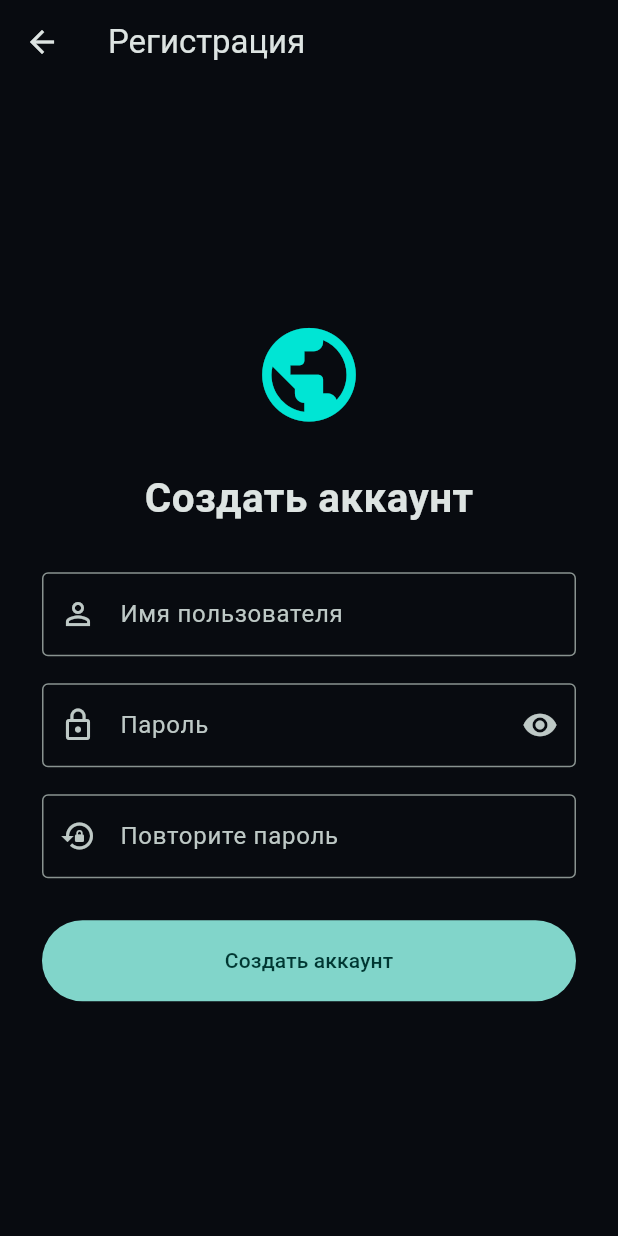
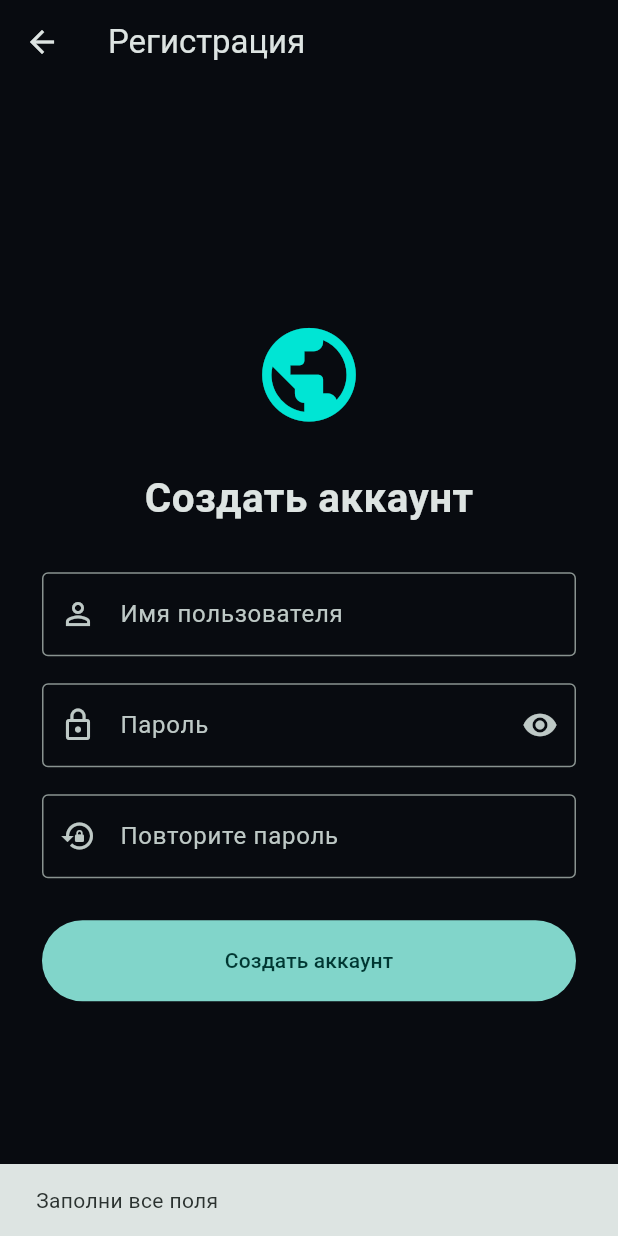
Before and after one commit to ramazandzanbekov974-blip/WORLD-MESSENGER, a Flutter app: the RegisterScreen screen opened directly, after a tap on "Создать аккаунт", on a phone screen of 412 x 824 dp. Run offline on Flutter 3.47's test engine with Material 3 defaults, Android fonts, the phone set to English and light mode, and no system bars; our stand-ins replace shared_preferences; accounts and stored records are empty.

Commit message:
Connect registration and login screens

```diff
--- a/app/lib/screens/register_screen.dart
+++ b/app/lib/screens/register_screen.dart
@@ -1,4 +1,5 @@
 import 'package:flutter/material.dart';
+import '../services/api_service.dart';
 
 class RegisterScreen extends StatefulWidget {
   const RegisterScreen({super.key});
@@ -13,6 +14,7 @@ class _RegisterScreenState extends State<RegisterScreen> {
   final confirmController = TextEditingController();
 
   bool hidePassword = true;
+  bool loading = false;
 
   @override
   void dispose() {
@@ -20,6 +22,75 @@ class _RegisterScreenState extends State<RegisterScreen> {
     passwordController.dispose();
     confirmController.dispose();
     super.dispose();
+  }
+
+  Future<void> register() async {
+    final username = usernameController.text.trim();
+    final password = passwordController.text;
+    final confirm = confirmController.text;
+
+    if (username.isEmpty || password.isEmpty || confirm.isEmpty) {
+      ScaffoldMessenger.of(context).showSnackBar(
+        const SnackBar(content: Text('Заполни все поля')),
+      );
+      return;
+    }
+
+    if (username.length < 3 || username.length > 24 ||
+        !RegExp(r'^[A-Za-z0-9_]+$').hasMatch(username)) {
+      ScaffoldMessenger.of(context).showSnackBar(
+        const SnackBar(
+          content: Text('Имя: 3–24 символа, только латинские буквы, цифры и _'),
+        ),
+      );
+      return;
+    }
+
+    if (password.length < 10) {
+      ScaffoldMessenger.of(context).showSnackBar(
+        const SnackBar(content: Text('Пароль должен содержать минимум 10 символов')),
+      );
+      return;
+    }
+
+    if (password != confirm) {
+      ScaffoldMessenger.of(context).showSnackBar(
+        const SnackBar(content: Text('Пароли не совпадают')),
+      );
+      return;
+    }
+
+    setState(() => loading = true);
+
+    try {
+      final data = await ApiService.register(username, password);
+
+      if (!mounted) return;
+
+      await showDialog<void>(
+        context: context,
+        builder: (dialogContext) => AlertDialog(
+          title: const Text('Аккаунт создан!'),
+          content: Text(data['message']?.toString() ?? 'Регистрация прошла успешно'),
+          actions: [
+            TextButton(
+              onPressed: () => Navigator.pop(dialogContext),
+              child: const Text('Продолжить'),
+            ),
+          ],
+        ),
+      );
+
+      if (!mounted) return;
+      Navigator.pop(context);
+    } catch (e) {
+      if (!mounted) return;
+      ScaffoldMessenger.of(context).showSnackBar(
+        SnackBar(content: Text(e.toString().replaceFirst('Exception: ', ''))),
+      );
+    } finally {
+      if (mounted) setState(() => loading = false);
+    }
   }
 
   @override
@@ -34,18 +105,11 @@ class _RegisterScreenState extends State<RegisterScreen> {
           padding: const EdgeInsets.all(28),
           child: Column(
             children: [
-              const Icon(
-                Icons.public,
-                size: 75,
-                color: Color(0xFF00E5D4),
-              ),
+              const Icon(Icons.public, size: 75, color: Color(0xFF00E5D4)),
               const SizedBox(height: 25),
               const Text(
                 'Создать аккаунт',
-                style: TextStyle(
-                  fontSize: 27,
-                  fontWeight: FontWeight.bold,
-                ),
+                style: TextStyle(fontSize: 27, fontWeight: FontWeight.bold),
               ),
               const SizedBox(height: 30),
               TextField(
@@ -66,14 +130,10 @@ class _RegisterScreenState extends State<RegisterScreen> {
                   border: const OutlineInputBorder(),
                   suffixIcon: IconButton(
                     onPressed: () {
-                      setState(() {
-                        hidePassword = !hidePassword;
-                      });
+                      setState(() => hidePassword = !hidePassword);
                     },
                     icon: Icon(
-                      hidePassword
-                          ? Icons.visibility
-                          : Icons.visibility_off,
+                      hidePassword ? Icons.visibility : Icons.visibility_off,
                     ),
                   ),
                 ),
@@ -93,8 +153,10 @@ class _RegisterScreenState extends State<RegisterScreen> {
                 width: double.infinity,
                 height: 54,
                 child: FilledButton(
-                  onPressed: () {},
-                  child: const Text('Создать аккаунт'),
+                  onPressed: loading ? null : register,
+                  child: loading
+                      ? const CircularProgressIndicator()
+                      : const Text('Создать аккаунт'),
                 ),
               ),
             ],
--- a/app/pubspec.yaml
+++ b/app/pubspec.yaml
@@ -10,6 +10,7 @@ dependencies:
   flutter:
     sdk: flutter
   http: ^1.2.2
+  shared_preferences: ^2.3.2
 
 dev_dependencies:
   flutter_test:
```
Also changed, not shown: app/lib/screens/home_screen.dart (added, +66 -0 lines), app/lib/screens/login_screen.dart (+48 -17 lines), app/lib/services/api_service.dart (+26 -3 lines), 3 other files.
